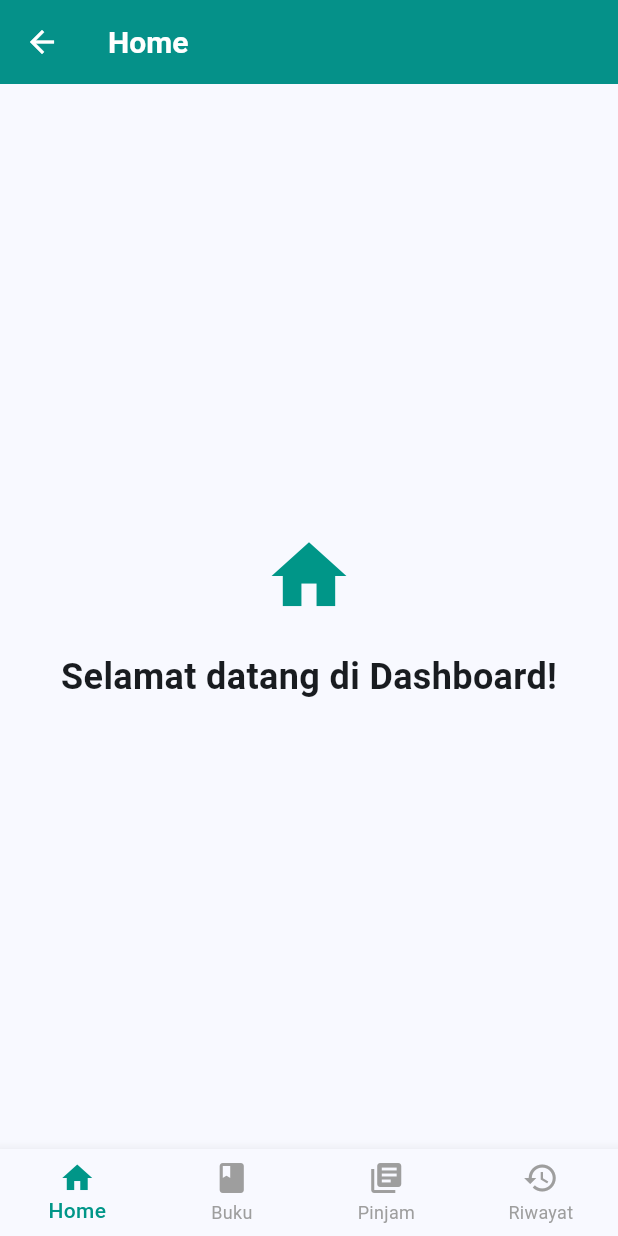
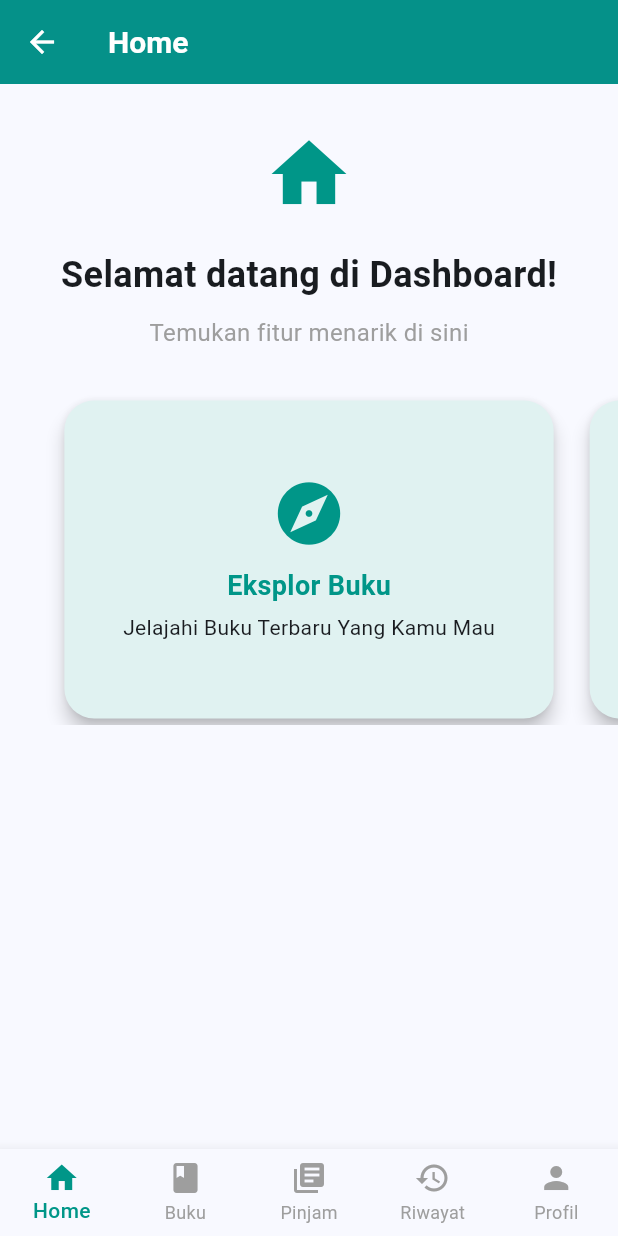
Before and after one commit to Krisna44556/Staterpack_Ebook-main, a Flutter app: the DashboardPage screen opened by its route, on a phone screen of 412 x 824 dp. Run offline on Flutter 3.47's test engine with Material 3 defaults, Android fonts, the phone set to English and light mode, and no system bars; our stand-ins replace animate_do, dio, flutter_riverpod, font_awesome_flutter, google_fonts, shared_preferences; accounts and stored records are empty.

Commit message:
Co-authored-by: Symyname12 <Symyname12@users.noreply.github.com>

```diff
--- a/lib/features/dashboard/dashboard_page.dart
+++ b/lib/features/dashboard/dashboard_page.dart
@@ -1,6 +1,9 @@
 import 'package:flutter/material.dart';
 import 'package:flutter_riverpod/flutter_riverpod.dart';
 import '../auth/domain/book_provider.dart';
+import 'dart:async';
+
+
 
 class DashboardPage extends ConsumerStatefulWidget {
   const DashboardPage({super.key});
@@ -17,7 +20,7 @@ class _DashboardPageState extends ConsumerState<DashboardPage> {
     return Scaffold(
       appBar: AppBar(
         title: Text(
-          ['Home', 'Buku', 'Peminjaman', 'Riwayat'][_selectedIndex],
+          ['Home', 'Buku', 'Peminjaman', 'Riwayat', 'Profil'][_selectedIndex],
           style: const TextStyle(
             fontWeight: FontWeight.bold,
             fontSize: 20,
@@ -43,11 +46,9 @@ class _DashboardPageState extends ConsumerState<DashboardPage> {
         items: const [
           BottomNavigationBarItem(icon: Icon(Icons.home), label: 'Home'),
           BottomNavigationBarItem(icon: Icon(Icons.book), label: 'Buku'),
-          BottomNavigationBarItem(
-            icon: Icon(Icons.library_books),
-            label: 'Pinjam',
-          ),
+          BottomNavigationBarItem(icon: Icon(Icons.library_books),label: 'Pinjam'),
           BottomNavigationBarItem(icon: Icon(Icons.history), label: 'Riwayat'),
+          BottomNavigationBarItem(icon: Icon(Icons.person), label: 'Profil'),
         ],
       ),
     );
@@ -63,26 +64,115 @@ class _DashboardPageState extends ConsumerState<DashboardPage> {
         return _buildBorrowing();
       case 3:
         return _buildHistory();
+      case 4:
+        return _buildProfil();
       default:
         return const Center(child: Text('Halaman tidak ditemukan'));
     }
   }
 
+  // halaman home
+
   Widget _buildHome() {
-    return const Center(
+  final PageController _pageController = PageController(viewportFraction: 0.85);
+  int _currentPage = 0;
+
+  // Timer auto scroll
+  Timer.periodic(const Duration(seconds: 3), (Timer timer) {
+    if (_pageController.hasClients) {
+      _currentPage++;
+      if (_currentPage >= 3) {
+        _currentPage = 0;
+      }
+      _pageController.animateToPage(
+        _currentPage,
+        duration: const Duration(milliseconds: 500),
+        curve: Curves.easeInOut,
+      );
+    }
+  });
+
+  final List<Map<String, dynamic>> _carouselItems = [
+    {
+      'icon': Icons.explore,
+      'title': 'Eksplor Buku',
+      'desc': 'Jelajahi Buku Terbaru Yang Kamu Mau',
+    },
+    {
+      'icon': Icons.event,
+      'title': 'Author',
+      'desc': 'Cek jadwal Author Yang Terkenal',
+    },
+    {
+      'icon': Icons.star,
+      'title': 'Info Buku Hits',
+      'desc': 'Lihat Buku Yang Paling Hits',
+    },
+  ];
+
+  return SingleChildScrollView(
+    child: Column(
+      children: [
+        const SizedBox(height: 30),
+        const Icon(Icons.home, size: 60, color: Colors.teal),
+        const SizedBox(height: 20),
+        const Text(
+          'Selamat datang di Dashboard!',
+          style: TextStyle(fontSize: 24, fontWeight: FontWeight.bold),
+        ),
+        const SizedBox(height: 10),
+        const Text(
+          'Temukan fitur menarik di sini',
+          style: TextStyle(fontSize: 16, color: Colors.grey),
+        ),
+        const SizedBox(height: 30),
+
+        // Carousel
+        SizedBox(
+          height: 220,
+          child: PageView.builder(
+            controller: _pageController,
+            itemCount: _carouselItems.length,
+            itemBuilder: (context, index) {
+              final item = _carouselItems[index];
+              return Padding(
+                padding: const EdgeInsets.symmetric(horizontal: 8),
+                child: Card(
+                  shape: RoundedRectangleBorder(
+                      borderRadius: BorderRadius.circular(20)),
+                  elevation: 5,
+                  color: Colors.teal.shade50,
+                  child: Center(
                     child: Column(
                       mainAxisAlignment: MainAxisAlignment.center,
                       children: [
-          Icon(Icons.home, size: 60, color: Colors.teal),
-          SizedBox(height: 20),
-          Text(
-            'Selamat datang di Dashboard!',
-            style: TextStyle(fontSize: 24, fontWeight: FontWeight.bold),
+                        Icon(item['icon'], size: 50, color: Colors.teal),
+                        const SizedBox(height: 10),
+                        Text(item['title'],
+                            style: const TextStyle(
+                                fontSize: 18,
+                                fontWeight: FontWeight.bold,
+                                color: Colors.teal)),
+                        const SizedBox(height: 5),
+                        Text(item['desc'],
+                            style: const TextStyle(fontSize: 14)),
+                      ],
                     ),
+                  ),
+                ),
+              );
+            },
+          ),
+        ),
+
+        const SizedBox(height: 30),
       ],
     ),
   );
 }
+
+
+
 
   Widget _buildBookList() {
     final booksState = ref.watch(bookProvider);
@@ -265,4 +355,20 @@ class _DashboardPageState extends ConsumerState<DashboardPage> {
       ),
     );
   }
+
+  Widget _buildProfil() {
+    return const Center(
+      child: Column(
+        mainAxisAlignment: MainAxisAlignment.center,
+        children: [
+          Icon(Icons.person, size: 60, color: Colors.teal),
+          SizedBox(height: 20),
+          Text(
+            'Halaman Profil',
+            style: TextStyle(fontSize: 24, fontWeight: FontWeight.bold),
+          ),
+        ],
+      ),
+    );
   }
+}
--- a/pubspec.yaml
+++ b/pubspec.yaml
@@ -14,6 +14,7 @@ dependencies:
   google_fonts: ^6.1.0
   animate_do: ^3.0.2
   http: ^1.2.1
+
 
   # UI
   cupertino_icons: ^1.0.6
```
Lines whose indentation alone changed are shown as unchanged.
